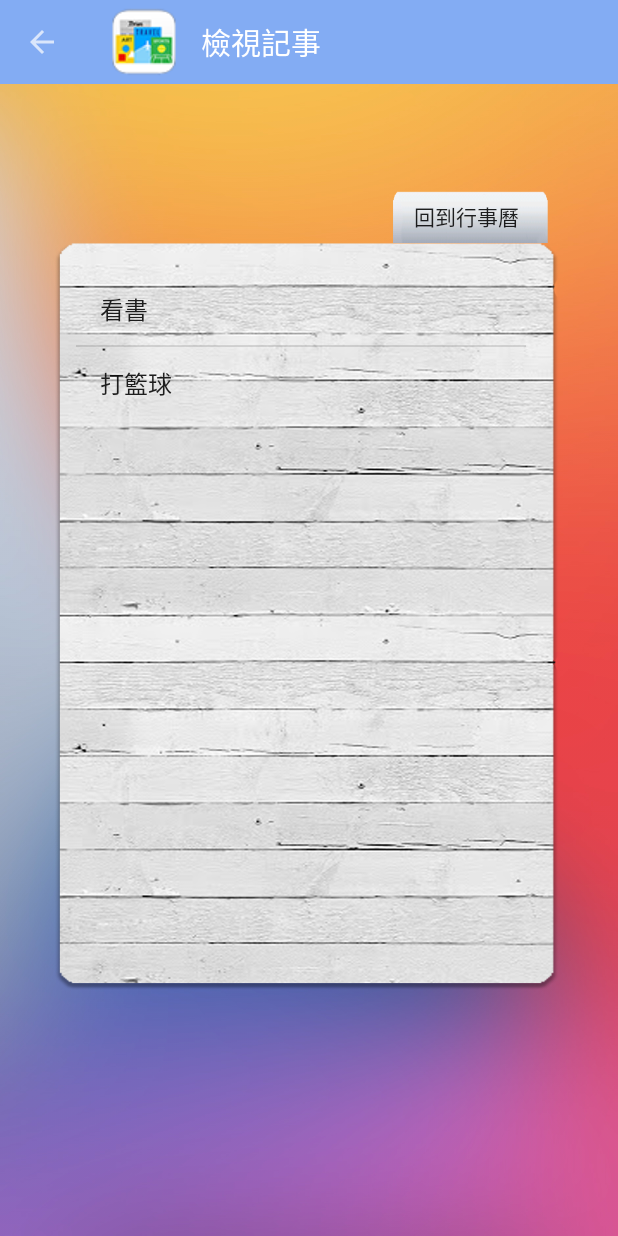
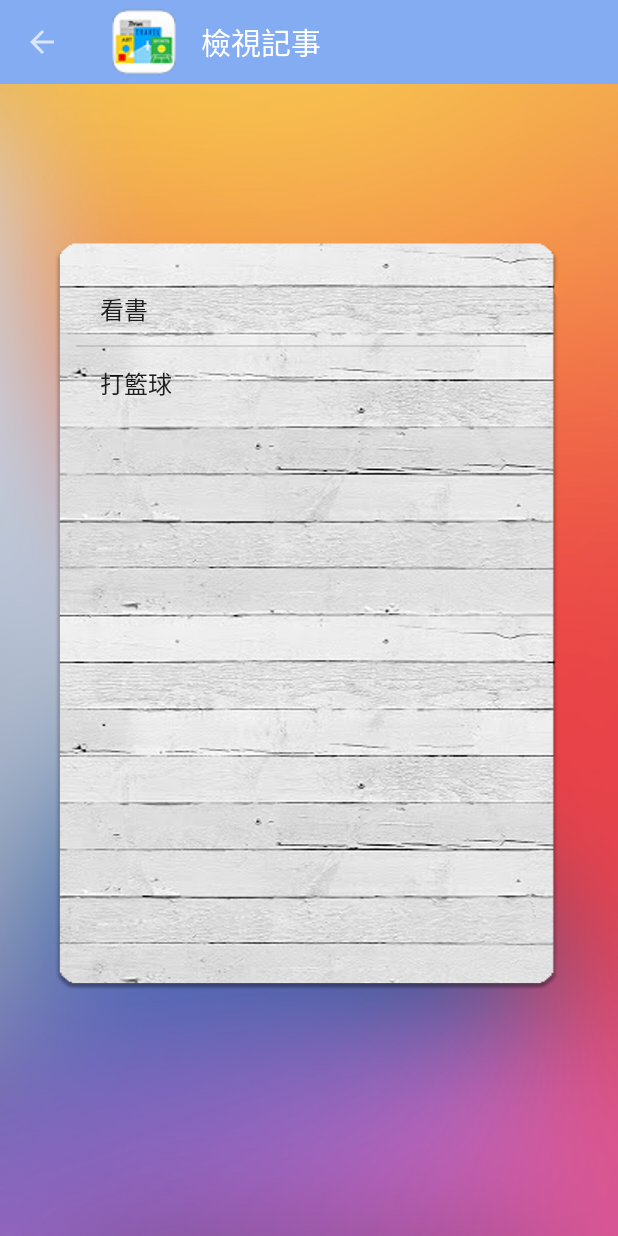
Before and after one commit to Riceair/LifeAssistant_Project, an Android app: the ViewPlan_activity screen opened directly, with no data from a screen before it, on a phone screen of 412 x 824 dp. Run offline under Robolectric (Android 15) with nearby library versions, the phone set to English and light mode, and no system bars.

```diff
--- a/app/src/main/java/com/example/lifeassistant_project/menu_activity/schedule/Planner_activity.java
+++ b/app/src/main/java/com/example/lifeassistant_project/menu_activity/schedule/Planner_activity.java
@@ -167,7 +167,7 @@ public class Planner_activity extends AppCompatActivity {
             String[] myDateparts = myDate.split(" ");
             String myStartingDate  = myDateparts[0]+" 00:00:00";
 
-            Toast.makeText(this,"事項更新完成",Toast.LENGTH_SHORT).show();
+
             String myEndingDate=stuffEndingList.get(i);
             String mystuffName=stuffNameList.get(i);
             try {
@@ -186,7 +186,7 @@ public class Planner_activity extends AppCompatActivity {
                 }
             } catch (ParseException e) {
                 e.printStackTrace();
-                Toast.makeText(this,"事項更新完成",Toast.LENGTH_SHORT).show();
+
             }
 
         }
--- a/app/src/main/res/layout/activity_login_activity.xml
+++ b/app/src/main/res/layout/activity_login_activity.xml
@@ -139,7 +139,7 @@
             android:background="@drawable/signin_button"
             android:text="登入"
             android:textColor="#FFFFFF"
-            android:textSize="13dp" />
+            android:textSize="15dp" />
 
 
     </RelativeLayout>
--- a/app/src/main/res/layout/activity_main.xml
+++ b/app/src/main/res/layout/activity_main.xml
@@ -54,8 +54,8 @@
 
             <ImageView
                 android:id="@+id/userSayButton"
-                android:layout_width="80dp"
-                android:layout_height="80dp"
+                android:layout_width="100dp"
+                android:layout_height="100dp"
                 android:layout_alignParentBottom="true"
                 android:layout_centerHorizontal="true"
                 android:layout_marginBottom="50dp"
--- a/app/src/main/res/layout/activity_new_plan_activity.xml
+++ b/app/src/main/res/layout/activity_new_plan_activity.xml
@@ -30,7 +30,7 @@
     <RelativeLayout
         android:id="@+id/mainly"
         android:layout_width="350dp"
-        android:layout_height="450dp"
+        android:layout_height="430dp"
         android:layout_centerInParent="true"
         android:background="@drawable/new_stuff_background">
 
@@ -150,7 +150,7 @@
             android:layout_height="40dp"
             android:layout_alignParentBottom="true"
             android:layout_marginRight="20dp"
-            android:layout_marginBottom="80dp"
+            android:layout_marginBottom="30dp"
             android:layout_toLeftOf="@+id/cancelbutton"
             android:background="@drawable/assure_button"
             android:onClick="clickToUpdateSC"
@@ -216,7 +216,7 @@
             android:layout_height="40dp"
             android:layout_alignRight="@id/endstimeinput"
             android:layout_alignParentBottom="true"
-            android:layout_marginBottom="80dp"
+            android:layout_marginBottom="30dp"
             android:background="@drawable/action_transparent"
             android:text="取消"
             android:textColor="@color/ic_launcher_background"
--- a/app/src/main/res/layout/activity_view_plan_activity.xml
+++ b/app/src/main/res/layout/activity_view_plan_activity.xml
@@ -6,24 +6,6 @@
     android:layout_height="match_parent"
     android:background="@drawable/planner_background"
     tools:context=".menu_activity.schedule.ViewPlan_activity">
-    <RelativeLayout
-        android:id="@+id/tabs"
-        android:layout_width="120dp"
-        android:layout_height="35dp"
-        android:layout_above="@id/mainly"
-        android:layout_alignRight="@id/mainly"
-        android:background="@drawable/tabs">
-
-        <Button
-            android:id="@+id/backbutton"
-            android:layout_width="80dp"
-            android:layout_height="wrap_content"
-            android:layout_centerVertical="true"
-            android:layout_marginLeft="10dp"
-            android:background="@drawable/action_transparent"
-            android:onClick="clickBackPlanner"
-            android:text="回到行事曆" />
-    </RelativeLayout>
 
     <LinearLayout
         android:id="@+id/mainly"
```
Also changed, not shown: app/src/main/res/layout/activity_report_activity.xml (+6 -4 lines), app/src/main/res/drawable/out_switch.png (added).
